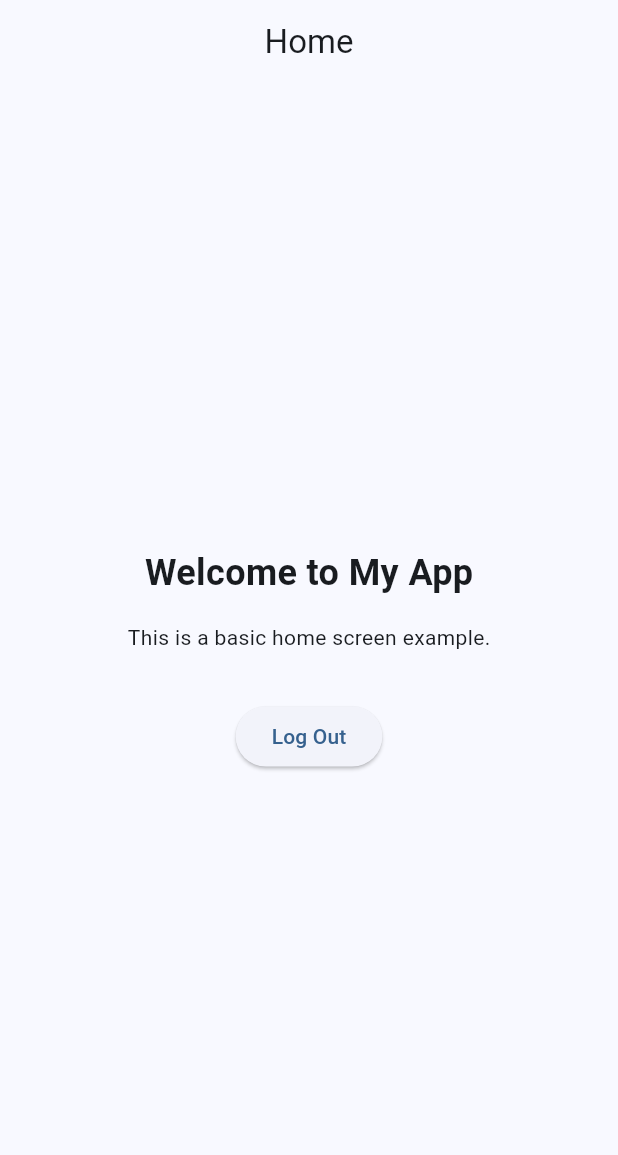
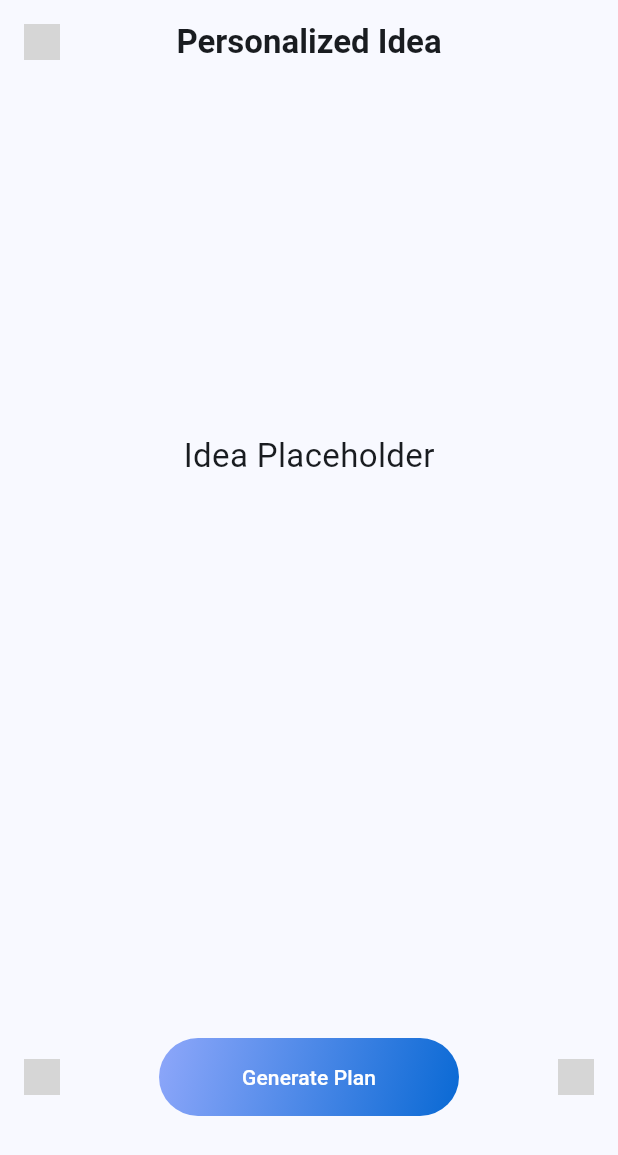
Before and after one commit to tmitchmachine/genplan, a Flutter app: the HomePage screen opened directly, on a phone screen of 412 x 824 dp. Shown: the top 1155 px of the screen. Run offline on Flutter 3.47's test engine with Material 3 defaults, Android fonts, the phone set to English and light mode, and no system bars; our stand-ins replace cloud_firestore, firebase_auth, firebase_core; accounts and stored records are empty; network calls fail; grey boxes are pictures that could not be loaded.

Commit message:
Added UI To Home Screen

```diff
--- a/lib/screens/home.dart
+++ b/lib/screens/home.dart
@@ -1,6 +1,6 @@
 import 'package:firebase_auth/firebase_auth.dart';
 import 'package:flutter/material.dart';
-import 'login.dart';
+import 'package:genplan/screens/sign_in_options.dart';
 
 class HomePage extends StatelessWidget {
   final FirebaseAuth auth = FirebaseAuth.instance;
@@ -9,35 +9,106 @@ class HomePage extends StatelessWidget {
   Widget build(BuildContext context) {
     return Scaffold(
       appBar: AppBar(
-        title: const Text('Home'),
+        leading: IconButton(
+          icon: Image.network(
+            'https://firebasestorage.googleapis.com/v0/b/genplan-007.appspot.com/o/menu.png?alt=media&token=2e8e4ecd-26f7-48f1-80a1-d48de00f9981',
+            width: 24,
+            height: 24,
+          ),
+          onPressed: () {
+            // Menu button action here
+          },
+        ),
+        title: const Text(
+          'Personalized Idea',
+          style: TextStyle(
+            fontWeight: FontWeight.bold,
+          ),
+        ),
         centerTitle: true,
+        automaticallyImplyLeading: false,
       ),
-      body: Center(
-        child: Column(
-          mainAxisAlignment: MainAxisAlignment.center,
+      body: Stack(
         children: [
-            const Text(
-              'Welcome to My App',
-              style: TextStyle(fontSize: 24, fontWeight: FontWeight.bold),
+          Positioned(
+            top: MediaQuery.of(context).size.height * 0.5 -
+                20 -
+                160, // Move text 2 inches higher
+            left: 0,
+            right: 0,
+            child: Center(
+              child: const Text(
+                'Idea Placeholder',
+                style: TextStyle(fontSize: 22),
               ),
-            const SizedBox(height: 16),
-            const Text('This is a basic home screen example.'),
-            const SizedBox(height: 32),
-            ElevatedButton(
+            ),
+          ),
+          Positioned(
+            bottom: 80, // Move button up by 0.5 inches
+            left: 0,
+            right: 0,
+            child: Row(
+              mainAxisAlignment: MainAxisAlignment
+                  .spaceBetween, // Space between thumbs up and thumbs down
+              children: [
+                // Thumbs up icon
+                Padding(
+                  padding: const EdgeInsets.only(left: 16.0),
+                  child: Image.network(
+                    'https://firebasestorage.googleapis.com/v0/b/genplan-007.appspot.com/o/thumb_up.png?alt=media&token=46385d68-85ee-4d87-87f5-27ac207efa7d',
+                    width: 24,
+                    height: 24,
+                  ),
+                ),
+                Container(
+                  decoration: BoxDecoration(
+                    gradient: LinearGradient(
+                      colors: [Color(0xFF8EA7FA), Color(0xFF0969D4)],
+                      begin: Alignment.topLeft,
+                      end: Alignment.bottomRight,
+                    ),
+                    borderRadius: BorderRadius.circular(30.0),
+                  ),
+                  child: ElevatedButton(
                     onPressed: () async {
                       // Button press logic here
                       await auth.signOut();
                       Navigator.of(context).pushReplacement(
                         MaterialPageRoute(
-                    builder: (context) => LoginPage(),
+                          builder: (context) => SignInOptionsPage(),
                         ),
                       );
                     },
-              child: const Text('Log Out'),
+                    style: ElevatedButton.styleFrom(
+                      backgroundColor:
+                          Colors.transparent, // Set background to transparent
+                      foregroundColor: Colors.white, // Text color
+                      elevation: 0, // Remove shadow
+                      minimumSize: Size(200, 50), // Button size
+                      padding: EdgeInsets.symmetric(
+                          vertical: 16, horizontal: 32), // Button padding
+                      shape: RoundedRectangleBorder(
+                        borderRadius: BorderRadius.circular(
+                            8.0), // Match the container's border radius
+                      ),
+                    ),
+                    child: const Text('Generate Plan'),
+                  ),
+                ),
+                // Thumbs down icon
+                Padding(
+                  padding: const EdgeInsets.only(right: 16.0),
+                  child: Image.network(
+                    'https://firebasestorage.googleapis.com/v0/b/genplan-007.appspot.com/o/thumb_down.png?alt=media&token=1439cad8-0f8b-48c9-8275-f6b799196cec',
+                    width: 24,
+                    height: 24,
+                  ),
                 ),
               ],
             ),
           ),
+        ],
+      ),
     );
   }
 }
--- a/lib/screens/sign_in_options.dart
+++ b/lib/screens/sign_in_options.dart
@@ -80,8 +80,8 @@ class SignInOptionsPage extends StatelessWidget {
           child: Column(
             mainAxisAlignment: MainAxisAlignment.center,
             children: [
-              Image.asset(
-                'Github/genplan/assets/icon/icon.png', // Correct path for the asset
+              Image.network(
+                'https://firebasestorage.googleapis.com/v0/b/genplan-007.appspot.com/o/icon.png?alt=media&token=f787a6c6-ced8-4599-b573-dc9d2926598e', // URL for the image
                 width: 100, // Set the desired width of the image
                 height: 100, // Set the desired height of the image
               ),
```
Also changed, not shown: lib/screens/menu.dart (added, +14 -0 lines). Lines whose indentation alone changed are shown as unchanged.
